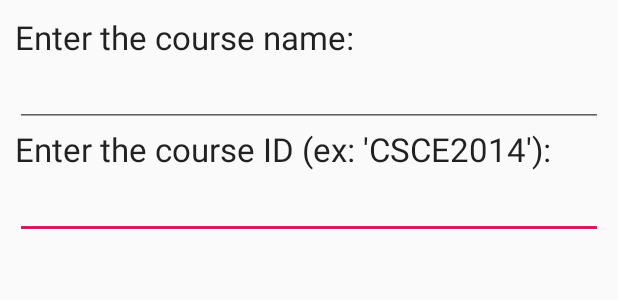
After one commit to briciora/Clicker-App, an Android app: the layout prompts.xml on its own in the app's theme, with its tools: preview values and no code run, on a phone screen of 412 x 824 dp. The commit adds this screen. Shown: the top 300 px of the screen. Run offline under Robolectric (Android 15) with nearby library versions, the phone set to English and light mode, and no system bars.

Commit message:
added to DB

```diff
--- a/app/build.gradle
+++ b/app/build.gradle
@@ -22,6 +22,7 @@ android {
 
 dependencies {
     implementation 'com.firebase:firebase-client-android:2.5.0'
+    implementation 'com.google.firebase:firebase-database:19.2.0'
     implementation fileTree(dir: 'libs', include: ['*.jar'])
     implementation 'androidx.appcompat:appcompat:1.0.2'
     implementation 'com.google.android.material:material:1.0.0'
--- /dev/null
+++ b/app/src/main/res/layout/prompts.xml
@@ -0,0 +1,41 @@
+<?xml version="1.0" encoding="utf-8"?>
+<LinearLayout xmlns:android="http://schemas.android.com/apk/res/android"
+    android:id="@+id/layout_root"
+    android:layout_width="fill_parent"
+    android:layout_height="fill_parent"
+    android:orientation="vertical"
+    android:padding="10dp" >
+
+    <TextView
+        android:id="@+id/nameTitle"
+        android:layout_width="wrap_content"
+        android:layout_height="wrap_content"
+        android:text="Enter the course name:"
+        android:textAppearance="?android:attr/textAppearanceLarge" />
+
+    <EditText
+        android:id="@+id/etName"
+        android:layout_width="match_parent"
+        android:layout_height="wrap_content" >
+
+        <requestFocus />
+
+    </EditText>
+
+    <TextView
+        android:id="@+id/idTitle"
+        android:layout_width="wrap_content"
+        android:layout_height="wrap_content"
+        android:text="Enter the course ID (ex: 'CSCE2014'):"
+        android:textAppearance="?android:attr/textAppearanceLarge" />
+
+    <EditText
+        android:id="@+id/etID"
+        android:layout_width="match_parent"
+        android:layout_height="wrap_content" >
+
+        <requestFocus />
+
+    </EditText>
+
+</LinearLayout>
```
Also changed, not shown: app/src/main/java/com/example/clicker/ui/login/ClassListActivity.java (+55 -2 lines), app/src/main/res/layout/activity_class_list.xml (+5 -3 lines), 1 other file.
